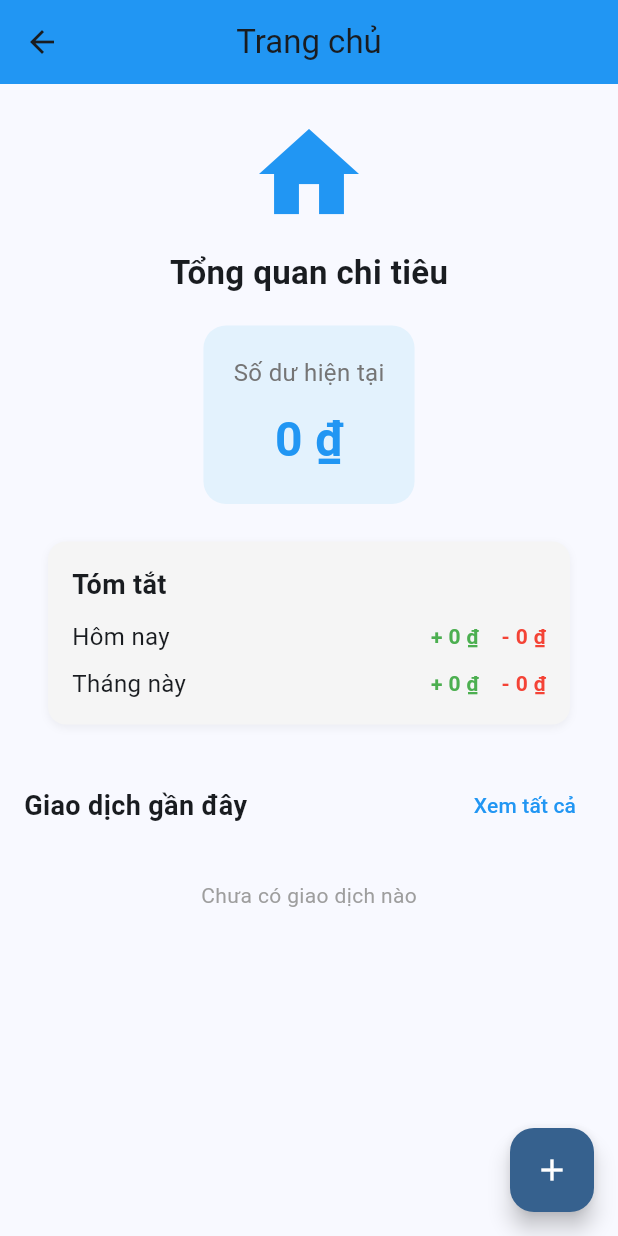
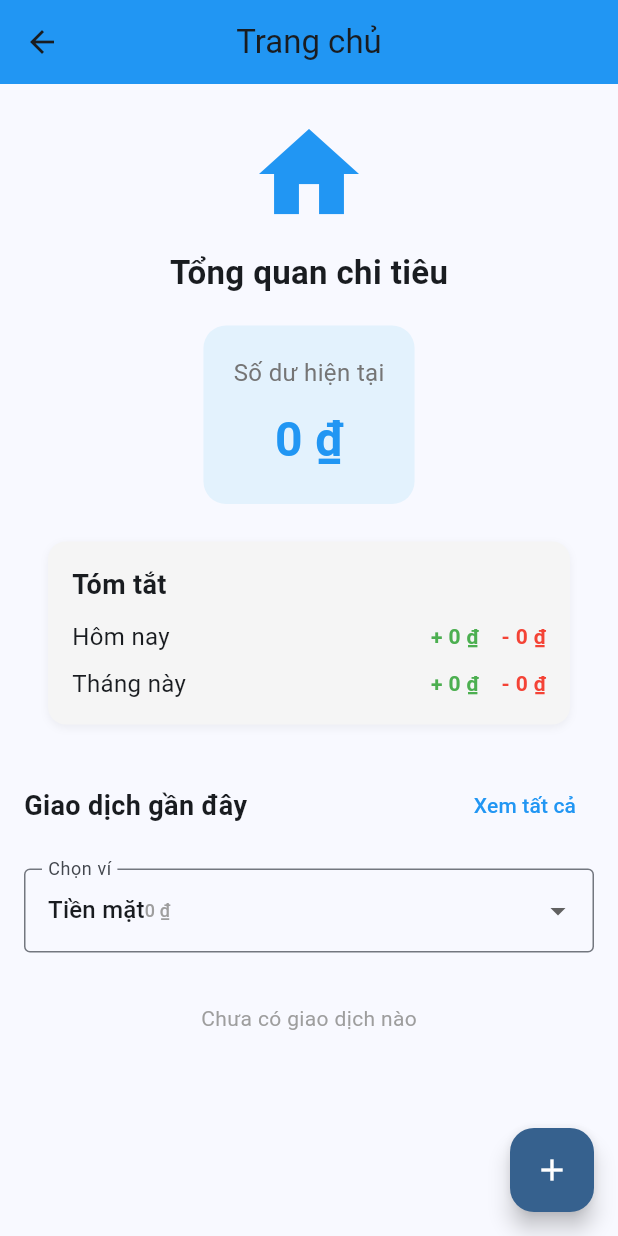
Before and after one commit to lnmahvan/QLCT, a Flutter app: the HomeScreen screen opened directly, on a phone screen of 412 x 824 dp. Run offline on Flutter 3.47's test engine with Material 3 defaults, Android fonts, the phone set to English and light mode, and no system bars; our stand-ins replace fl_chart, shared_preferences; accounts and stored records are empty.

Commit message:
update homewalle

```diff
--- a/lib/screens/home_screen.dart
+++ b/lib/screens/home_screen.dart
@@ -6,12 +6,23 @@ import '../widgets/summary_card.dart';
 import '../widgets/recent_transactions_section.dart';
 import 'transaction_add_screen.dart';
 
-class HomeScreen extends StatelessWidget {
+class HomeScreen extends StatefulWidget {
   const HomeScreen({super.key});
+
+  @override
+  State<HomeScreen> createState() => _HomeScreenState();
+}
+
+class _HomeScreenState extends State<HomeScreen> {
+  String selectedWalletId = '';
 
   @override
   Widget build(BuildContext context) {
     final expense = Provider.of<ExpenseModel>(context);
+    final wallets = expense.wallets;
+    if (wallets.isNotEmpty && selectedWalletId.isEmpty) {
+      selectedWalletId = wallets.first.id;
+    }
 
     return Scaffold(
       appBar: AppBar(
@@ -55,7 +66,42 @@ class HomeScreen extends StatelessWidget {
               ],
             ),
             const SizedBox(height: 10),
-            RecentTransactionsSection(expense: expense),
+            Padding(
+              padding: const EdgeInsets.symmetric(vertical: 8.0),
+              child: DropdownButtonFormField<String>(
+                value: selectedWalletId,
+                decoration: const InputDecoration(
+                  labelText: 'Chọn ví',
+                  border: OutlineInputBorder(),
+                ),
+                items: wallets.map((w) {
+                  return DropdownMenuItem(
+                    value: w.id,
+                    child: Row(
+                      mainAxisAlignment: MainAxisAlignment.spaceBetween,
+                      children: [
+                        Text(w.name),
+                        Text('${w.balance.toStringAsFixed(0)} ₫', style: const TextStyle(fontSize: 12, color: Colors.grey)),
+                      ],
+                    ),
+                  );
+                }).toList(),
+                onChanged: (val) {
+                  if (val != null) {
+                    setState(() {
+                      selectedWalletId = val;
+                    });
+                  }
+                },
+              ),
+            ),
+
+            const SizedBox(height: 10),
+
+            RecentTransactionsSection(
+              expense: expense,
+              selectedWalletId: selectedWalletId,
+            ),
             const SizedBox(height: 30),
           ],
         ),
--- a/lib/widgets/recent_transactions_section.dart
+++ b/lib/widgets/recent_transactions_section.dart
@@ -4,11 +4,19 @@ import '../../models/expense_model.dart';
 
 class RecentTransactionsSection extends StatelessWidget {
   final ExpenseModel expense;
-  const RecentTransactionsSection({super.key, required this.expense});
+  final String selectedWalletId;
+
+  const RecentTransactionsSection({
+    super.key,
+    required this.expense,
+    required this.selectedWalletId,
+  });
 
   @override
   Widget build(BuildContext context) {
-    final sorted = expense.transactions.toList()
+    final sorted = expense.transactions
+        .where((t) => t.walletId == selectedWalletId)
+        .toList()
       ..sort((a, b) => b.date.compareTo(a.date));
     final recent = sorted.take(5).toList();
     final formatCurrency = NumberFormat.currency(
```
